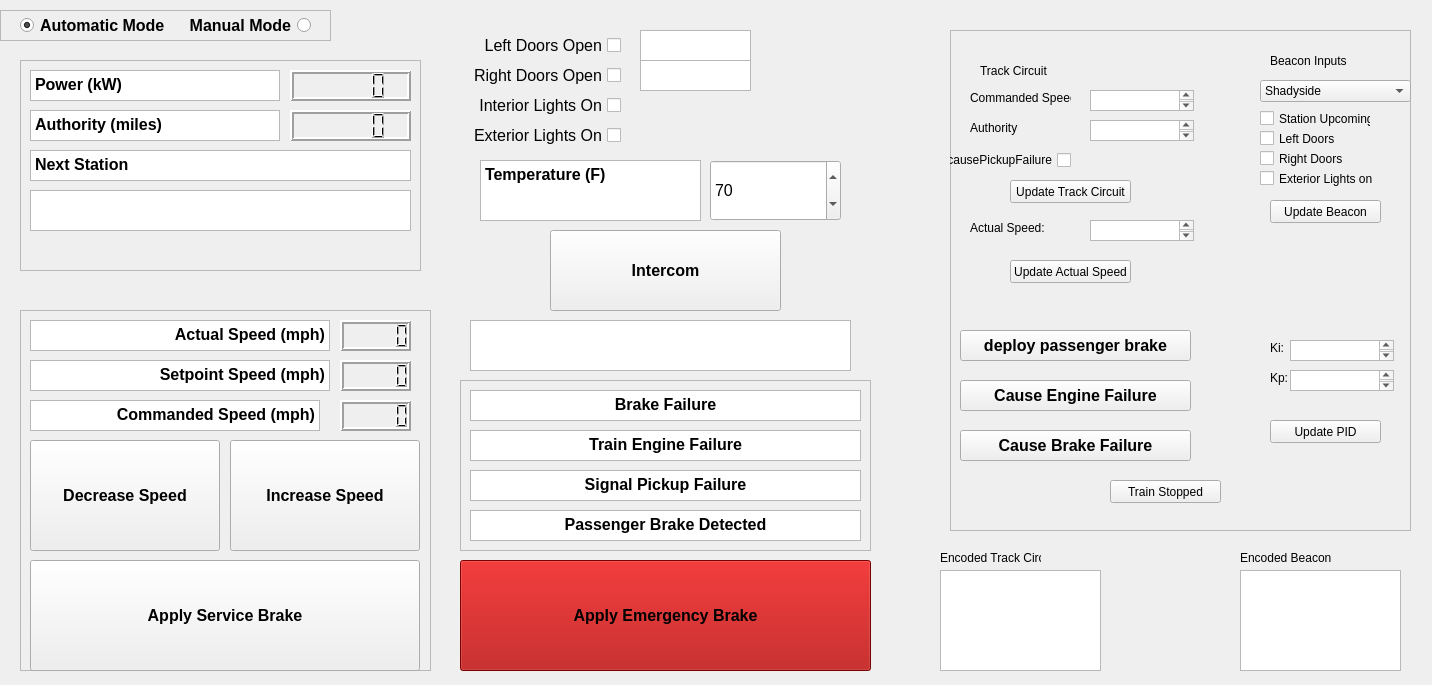
Prem-125/TRAINS, file DevEnv/src/TrainControllerSW/src/form.ui: the form before one commit.
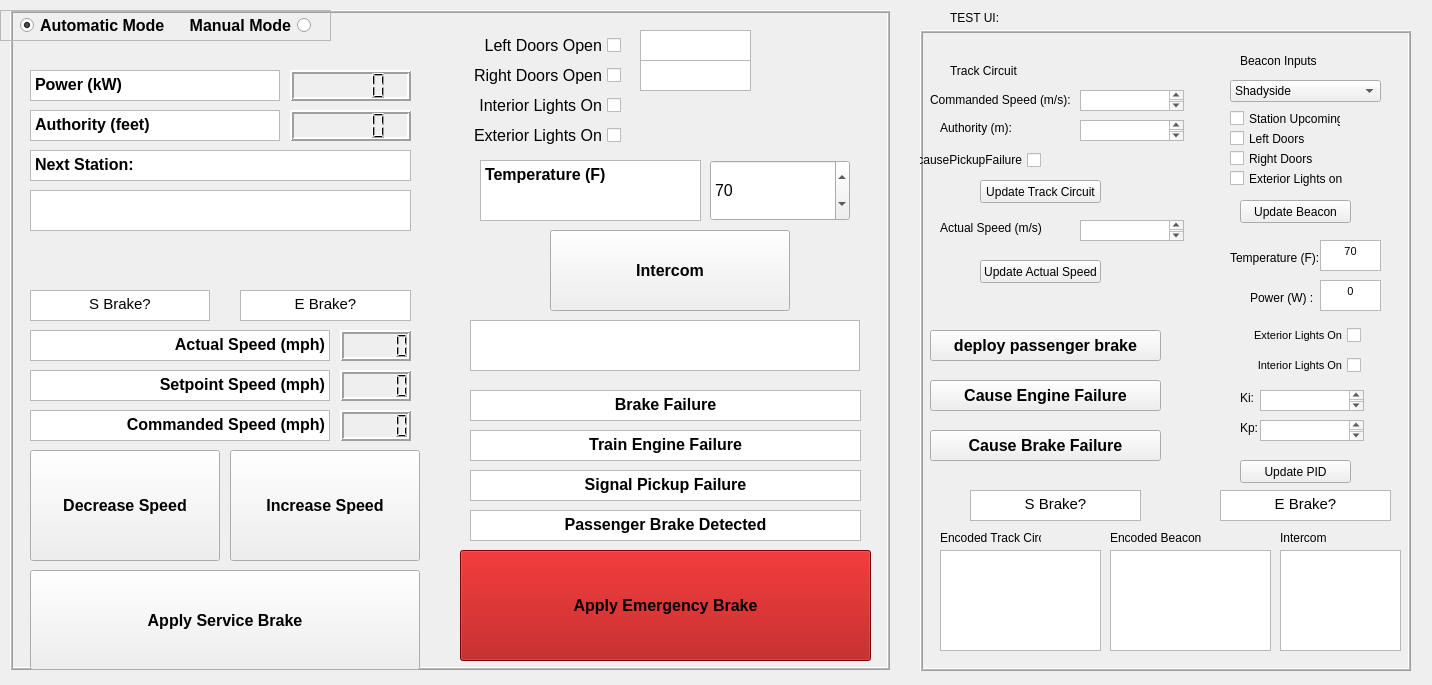
The form after the commit.

Diff of the .ui file:
```diff
--- a/DevEnv/src/TrainControllerSW/src/form.ui
+++ b/DevEnv/src/TrainControllerSW/src/form.ui
@@ -17,7 +17,7 @@
    <property name="geometry">
     <rect>
      <x>460</x>
-     <y>560</y>
+     <y>550</y>
      <width>411</width>
      <height>111</height>
     </rect>
@@ -44,7 +44,7 @@
     <rect>
      <x>470</x>
      <y>30</y>
-     <width>381</width>
+     <width>401</width>
      <height>341</height>
     </rect>
    </property>
@@ -143,7 +143,7 @@
      <rect>
       <x>240</x>
       <y>130</y>
-      <width>131</width>
+      <width>140</width>
       <height>61</height>
      </rect>
     </property>
@@ -188,7 +188,7 @@
      <rect>
       <x>80</x>
       <y>200</y>
-      <width>231</width>
+      <width>240</width>
       <height>81</height>
      </rect>
     </property>
@@ -208,7 +208,7 @@
      <rect>
       <x>0</x>
       <y>290</y>
-      <width>381</width>
+      <width>390</width>
       <height>51</height>
      </rect>
     </property>
@@ -238,13 +238,13 @@
    <property name="geometry">
     <rect>
      <x>20</x>
-     <y>310</y>
+     <y>250</y>
      <width>411</width>
-     <height>361</height>
+     <height>421</height>
     </rect>
    </property>
    <property name="frameShape">
-    <enum>QFrame::StyledPanel</enum>
+    <enum>QFrame::NoFrame</enum>
    </property>
    <property name="frameShadow">
     <enum>QFrame::Raised</enum>
@@ -253,7 +253,7 @@
     <property name="geometry">
      <rect>
       <x>10</x>
-      <y>50</y>
+      <y>120</y>
       <width>300</width>
       <height>31</height>
      </rect>
@@ -270,7 +270,7 @@
     <property name="geometry">
      <rect>
       <x>10</x>
-      <y>130</y>
+      <y>200</y>
       <width>190</width>
       <height>111</height>
      </rect>
@@ -293,7 +293,7 @@
     <property name="geometry">
      <rect>
       <x>10</x>
-      <y>10</y>
+      <y>80</y>
       <width>300</width>
       <height>31</height>
      </rect>
@@ -310,8 +310,8 @@
     <property name="geometry">
      <rect>
       <x>10</x>
-      <y>90</y>
-      <width>290</width>
+      <y>160</y>
+      <width>300</width>
       <height>31</height>
      </rect>
     </property>
@@ -327,7 +327,7 @@
     <property name="geometry">
      <rect>
       <x>320</x>
-      <y>10</y>
+      <y>80</y>
       <width>71</width>
       <height>31</height>
      </rect>
@@ -346,7 +346,7 @@
     <property name="geometry">
      <rect>
       <x>320</x>
-      <y>50</y>
+      <y>120</y>
       <width>71</width>
       <height>31</height>
      </rect>
@@ -365,9 +365,9 @@
     <property name="geometry">
      <rect>
       <x>10</x>
-      <y>250</y>
+      <y>320</y>
       <width>390</width>
-      <height>111</height>
+      <height>100</height>
      </rect>
     </property>
     <property name="font">
@@ -385,7 +385,7 @@
     <property name="geometry">
      <rect>
       <x>210</x>
-      <y>130</y>
+      <y>200</y>
       <width>190</width>
       <height>111</height>
      </rect>
@@ -408,7 +408,7 @@
     <property name="geometry">
      <rect>
       <x>320</x>
-      <y>90</y>
+      <y>160</y>
       <width>71</width>
       <height>31</height>
      </rect>
@@ -423,18 +423,55 @@
      <bool>false</bool>
     </property>
    </widget>
+   <widget class="QTextBrowser" name="textBrowser_8">
+    <property name="geometry">
+     <rect>
+      <x>220</x>
+      <y>40</y>
+      <width>171</width>
+      <height>31</height>
+     </rect>
+    </property>
+    <property name="html">
+     <string>&lt;!DOCTYPE HTML PUBLIC &quot;-//W3C//DTD HTML 4.0//EN&quot; &quot;http://www.w3.org/TR/REC-html40/strict.dtd&quot;&gt;
+&lt;html&gt;&lt;head&gt;&lt;meta name=&quot;qrichtext&quot; content=&quot;1&quot; /&gt;&lt;style type=&quot;text/css&quot;&gt;
+p, li { white-space: pre-wrap; }
+&lt;/style&gt;&lt;/head&gt;&lt;body style=&quot; font-family:'MS Shell Dlg 2'; font-size:8.25pt; font-weight:400; font-style:normal;&quot;&gt;
+&lt;p align=&quot;center&quot; style=&quot; margin-top:0px; margin-bottom:0px; margin-left:0px; margin-right:0px; -qt-block-indent:0; text-indent:0px;&quot;&gt;&lt;span style=&quot; font-size:11pt;&quot;&gt;E Brake?&lt;/span&gt;&lt;/p&gt;&lt;/body&gt;&lt;/html&gt;</string>
+    </property>
+   </widget>
+   <widget class="QTextBrowser" name="textBrowser_9">
+    <property name="geometry">
+     <rect>
+      <x>10</x>
+      <y>40</y>
+      <width>180</width>
+      <height>31</height>
+     </rect>
+    </property>
+    <property name="inputMethodHints">
+     <set>Qt::ImhMultiLine</set>
+    </property>
+    <property name="html">
+     <string>&lt;!DOCTYPE HTML PUBLIC &quot;-//W3C//DTD HTML 4.0//EN&quot; &quot;http://www.w3.org/TR/REC-html40/strict.dtd&quot;&gt;
+&lt;html&gt;&lt;head&gt;&lt;meta name=&quot;qrichtext&quot; content=&quot;1&quot; /&gt;&lt;style type=&quot;text/css&quot;&gt;
+p, li { white-space: pre-wrap; }
+&lt;/style&gt;&lt;/head&gt;&lt;body style=&quot; font-family:'MS Shell Dlg 2'; font-size:8.25pt; font-weight:400; font-style:normal;&quot;&gt;
+&lt;p align=&quot;center&quot; style=&quot; margin-top:0px; margin-bottom:0px; margin-left:0px; margin-right:0px; -qt-block-indent:0; text-indent:0px;&quot;&gt;&lt;span style=&quot; font-size:11pt;&quot;&gt;S Brake?&lt;/span&gt;&lt;/p&gt;&lt;/body&gt;&lt;/html&gt;</string>
+    </property>
+   </widget>
   </widget>
   <widget class="QFrame" name="travelParameters">
    <property name="geometry">
     <rect>
      <x>20</x>
      <y>60</y>
-     <width>401</width>
-     <height>211</height>
+     <width>411</width>
+     <height>191</height>
     </rect>
    </property>
    <property name="frameShape">
-    <enum>QFrame::StyledPanel</enum>
+    <enum>QFrame::NoFrame</enum>
    </property>
    <property name="frameShadow">
     <enum>QFrame::Raised</enum>
@@ -453,7 +490,7 @@
 &lt;html&gt;&lt;head&gt;&lt;meta name=&quot;qrichtext&quot; content=&quot;1&quot; /&gt;&lt;style type=&quot;text/css&quot;&gt;
 p, li { white-space: pre-wrap; }
 &lt;/style&gt;&lt;/head&gt;&lt;body style=&quot; font-family:'MS Shell Dlg 2'; font-size:8.25pt; font-weight:400; font-style:normal;&quot;&gt;
-&lt;p style=&quot; margin-top:0px; margin-bottom:0px; margin-left:0px; margin-right:0px; -qt-block-indent:0; text-indent:0px;&quot;&gt;&lt;span style=&quot; font-size:12pt; font-weight:600;&quot;&gt;Authority (miles)&lt;/span&gt;&lt;/p&gt;&lt;/body&gt;&lt;/html&gt;</string>
+&lt;p style=&quot; margin-top:0px; margin-bottom:0px; margin-left:0px; margin-right:0px; -qt-block-indent:0; text-indent:0px;&quot;&gt;&lt;span style=&quot; font-size:12pt; font-weight:600;&quot;&gt;Authority (feet)&lt;/span&gt;&lt;/p&gt;&lt;/body&gt;&lt;/html&gt;</string>
     </property>
    </widget>
    <widget class="QTextBrowser" name="textBrowser_6">
@@ -487,7 +524,7 @@
 &lt;html&gt;&lt;head&gt;&lt;meta name=&quot;qrichtext&quot; content=&quot;1&quot; /&gt;&lt;style type=&quot;text/css&quot;&gt;
 p, li { white-space: pre-wrap; }
 &lt;/style&gt;&lt;/head&gt;&lt;body style=&quot; font-family:'MS Shell Dlg 2'; font-size:8.25pt; font-weight:400; font-style:normal;&quot;&gt;
-&lt;p style=&quot; margin-top:0px; margin-bottom:0px; margin-left:0px; margin-right:0px; -qt-block-indent:0; text-indent:0px;&quot;&gt;&lt;span style=&quot; font-size:12pt; font-weight:600;&quot;&gt;Next Station&lt;/span&gt;&lt;/p&gt;&lt;/body&gt;&lt;/html&gt;</string>
+&lt;p style=&quot; margin-top:0px; margin-bottom:0px; margin-left:0px; margin-right:0px; -qt-block-indent:0; text-indent:0px;&quot;&gt;&lt;span style=&quot; font-size:12pt; font-weight:600;&quot;&gt;Next Station:&lt;/span&gt;&lt;/p&gt;&lt;/body&gt;&lt;/html&gt;</string>
     </property>
    </widget>
    <widget class="QLCDNumber" name="power">
@@ -622,7 +659,7 @@
     </rect>
    </property>
    <property name="frameShape">
-    <enum>QFrame::StyledPanel</enum>
+    <enum>QFrame::NoFrame</enum>
    </property>
    <property name="frameShadow">
     <enum>QFrame::Raised</enum>
@@ -711,18 +748,24 @@
   <widget class="QFrame" name="testing">
    <property name="geometry">
     <rect>
-     <x>950</x>
+     <x>920</x>
      <y>30</y>
-     <width>461</width>
-     <height>501</height>
+     <width>491</width>
+     <height>641</height>
     </rect>
    </property>
    <property name="frameShape">
-    <enum>QFrame::StyledPanel</enum>
+    <enum>QFrame::Box</enum>
    </property>
    <property name="frameShadow">
     <enum>QFrame::Raised</enum>
    </property>
+   <property name="lineWidth">
+    <number>1</number>
+   </property>
+   <property name="midLineWidth">
+    <number>1</number>
+   </property>
    <widget class="QPushButton" name="causePassenger">
     <property name="geometry">
      <rect>
@@ -746,7 +789,7 @@
    <widget class="QTextEdit" name="inputCommanded">
     <property name="geometry">
      <rect>
-      <x>140</x>
+      <x>160</x>
       <y>60</y>
       <width>104</width>
       <height>21</height>
@@ -762,7 +805,7 @@
    <widget class="QTextEdit" name="inputAuthority">
     <property name="geometry">
      <rect>
-      <x>140</x>
+      <x>160</x>
       <y>90</y>
       <width>104</width>
       <height>21</height>
@@ -775,14 +818,14 @@
    <widget class="QLabel" name="label">
     <property name="geometry">
      <rect>
-      <x>20</x>
+      <x>10</x>
       <y>60</y>
-      <width>101</width>
-      <height>16</height>
+      <width>141</width>
+      <height>20</height>
      </rect>
     </property>
     <property name="text">
-     <string>Commanded Speed:</string>
+     <string>Commanded Speed (m/s):</string>
     </property>
    </widget>
    <widget class="QLabel" name="label_2">
@@ -795,7 +838,7 @@
      </rect>
     </property>
     <property name="text">
-     <string>Authority</string>
+     <string>Authority (m):</string>
     </property>
    </widget>
    <widget class="QPushButton" name="updateTCFake">
@@ -821,13 +864,13 @@
      </rect>
     </property>
     <property name="text">
-     <string>Actual Speed:</string>
+     <string>Actual Speed (m/s):</string>
     </property>
    </widget>
    <widget class="QTextEdit" name="actualSpeed">
     <property name="geometry">
      <rect>
-      <x>140</x>
+      <x>160</x>
       <y>190</y>
       <width>104</width>
       <height>21</height>
@@ -857,7 +900,7 @@
     <property name="geometry">
      <rect>
       <x>340</x>
-      <y>310</y>
+      <y>360</y>
       <width>104</width>
       <height>21</height>
      </rect>
@@ -867,7 +910,7 @@
     <property name="geometry">
      <rect>
       <x>320</x>
-      <y>310</y>
+      <y>360</y>
       <width>16</width>
       <height>16</height>
      </rect>
@@ -880,7 +923,7 @@
     <property name="geometry">
      <rect>
       <x>320</x>
-      <y>340</y>
+      <y>390</y>
       <width>21</width>
       <height>16</height>
      </rect>
@@ -893,7 +936,7 @@
     <property name="geometry">
      <rect>
       <x>340</x>
-      <y>340</y>
+      <y>390</y>
       <width>104</width>
       <height>21</height>
      </rect>
@@ -1157,7 +1200,7 @@
     <property name="geometry">
      <rect>
       <x>320</x>
-      <y>390</y>
+      <y>430</y>
       <width>111</width>
       <height>23</height>
      </rect>
@@ -1166,66 +1209,266 @@
      <string>Update PID</string>
     </property>
    </widget>
-   <widget class="QPushButton" name="trainStopped">
+   <widget class="QTextBrowser" name="encodedTC">
     <property name="geometry">
      <rect>
-      <x>160</x>
-      <y>450</y>
-      <width>111</width>
-      <height>23</height>
+      <x>20</x>
+      <y>520</y>
+      <width>161</width>
+      <height>101</height>
      </rect>
     </property>
+   </widget>
+   <widget class="QTextBrowser" name="encodedBeacon">
+    <property name="geometry">
+     <rect>
+      <x>190</x>
+      <y>520</y>
+      <width>161</width>
+      <height>101</height>
+     </rect>
+    </property>
+   </widget>
+   <widget class="QLabel" name="label_16">
+    <property name="geometry">
+     <rect>
+      <x>190</x>
+      <y>500</y>
+      <width>101</width>
+      <height>16</height>
+     </rect>
+    </property>
     <property name="text">
-     <string>Train Stopped</string>
+     <string>Encoded Beacon</string>
     </property>
    </widget>
+   <widget class="QLabel" name="label_5">
+    <property name="geometry">
+     <rect>
+      <x>20</x>
+      <y>500</y>
+      <width>101</width>
+      <height>16</height>
+     </rect>
+    </property>
+    <property name="text">
+     <string>Encoded Track Circuit</string>
+    </property>
+   </widget>
+   <widget class="QTextBrowser" name="textBrowser_10">
+    <property name="geometry">
+     <rect>
+      <x>300</x>
+      <y>460</y>
+      <width>171</width>
+      <height>31</height>
+     </rect>
+    </property>
+    <property name="html">
+     <string>&lt;!DOCTYPE HTML PUBLIC &quot;-//W3C//DTD HTML 4.0//EN&quot; &quot;http://www.w3.org/TR/REC-html40/strict.dtd&quot;&gt;
+&lt;html&gt;&lt;head&gt;&lt;meta name=&quot;qrichtext&quot; content=&quot;1&quot; /&gt;&lt;style type=&quot;text/css&quot;&gt;
+p, li { white-space: pre-wrap; }
+&lt;/style&gt;&lt;/head&gt;&lt;body style=&quot; font-family:'MS Shell Dlg 2'; font-size:8.25pt; font-weight:400; font-style:normal;&quot;&gt;
+&lt;p align=&quot;center&quot; style=&quot; margin-top:0px; margin-bottom:0px; margin-left:0px; margin-right:0px; -qt-block-indent:0; text-indent:0px;&quot;&gt;&lt;span style=&quot; font-size:11pt;&quot;&gt;E Brake?&lt;/span&gt;&lt;/p&gt;&lt;/body&gt;&lt;/html&gt;</string>
+    </property>
+   </widget>
+   <widget class="QTextBrowser" name="textBrowser_11">
+    <property name="geometry">
+     <rect>
+      <x>50</x>
+      <y>460</y>
+      <width>171</width>
+      <height>31</height>
+     </rect>
+    </property>
+    <property name="html">
+     <string>&lt;!DOCTYPE HTML PUBLIC &quot;-//W3C//DTD HTML 4.0//EN&quot; &quot;http://www.w3.org/TR/REC-html40/strict.dtd&quot;&gt;
+&lt;html&gt;&lt;head&gt;&lt;meta name=&quot;qrichtext&quot; content=&quot;1&quot; /&gt;&lt;style type=&quot;text/css&quot;&gt;
+p, li { white-space: pre-wrap; }
+&lt;/style&gt;&lt;/head&gt;&lt;body style=&quot; font-family:'MS Shell Dlg 2'; font-size:8.25pt; font-weight:400; font-style:normal;&quot;&gt;
+&lt;p align=&quot;center&quot; style=&quot; margin-top:0px; margin-bottom:0px; margin-left:0px; margin-right:0px; -qt-block-indent:0; text-indent:0px;&quot;&gt;&lt;span style=&quot; font-size:11pt;&quot;&gt;S Brake?&lt;/span&gt;&lt;/p&gt;&lt;/body&gt;&lt;/html&gt;</string>
+    </property>
+   </widget>
+   <widget class="QTextBrowser" name="textBrowser_12">
+    <property name="geometry">
+     <rect>
+      <x>400</x>
+      <y>210</y>
+      <width>61</width>
+      <height>31</height>
+     </rect>
+    </property>
+    <property name="html">
+     <string>&lt;!DOCTYPE HTML PUBLIC &quot;-//W3C//DTD HTML 4.0//EN&quot; &quot;http://www.w3.org/TR/REC-html40/strict.dtd&quot;&gt;
+&lt;html&gt;&lt;head&gt;&lt;meta name=&quot;qrichtext&quot; content=&quot;1&quot; /&gt;&lt;style type=&quot;text/css&quot;&gt;
+p, li { white-space: pre-wrap; }
+&lt;/style&gt;&lt;/head&gt;&lt;body style=&quot; font-family:'MS Shell Dlg 2'; font-size:8.25pt; font-weight:400; font-style:normal;&quot;&gt;
+&lt;p align=&quot;center&quot; style=&quot; margin-top:0px; margin-bottom:0px; margin-left:0px; margin-right:0px; -qt-block-indent:0; text-indent:0px;&quot;&gt;70&lt;/p&gt;&lt;/body&gt;&lt;/html&gt;</string>
+    </property>
+   </widget>
+   <widget class="QLabel" name="label_8">
+    <property name="geometry">
+     <rect>
+      <x>310</x>
+      <y>220</y>
+      <width>101</width>
+      <height>16</height>
+     </rect>
+    </property>
+    <property name="text">
+     <string>Temperature (F):</string>
+    </property>
+   </widget>
+   <widget class="QTextBrowser" name="intercomFake">
+    <property name="geometry">
+     <rect>
+      <x>360</x>
+      <y>520</y>
+      <width>121</width>
+      <height>101</height>
+     </rect>
+    </property>
+    <property name="html">
+     <string>&lt;!DOCTYPE HTML PUBLIC &quot;-//W3C//DTD HTML 4.0//EN&quot; &quot;http://www.w3.org/TR/REC-html40/strict.dtd&quot;&gt;
+&lt;html&gt;&lt;head&gt;&lt;meta name=&quot;qrichtext&quot; content=&quot;1&quot; /&gt;&lt;style type=&quot;text/css&quot;&gt;
+p, li { white-space: pre-wrap; }
+&lt;/style&gt;&lt;/head&gt;&lt;body style=&quot; font-family:'MS Shell Dlg 2'; font-size:8.25pt; font-weight:400; font-style:normal;&quot;&gt;
+&lt;p style=&quot;-qt-paragraph-type:empty; margin-top:0px; margin-bottom:0px; margin-left:0px; margin-right:0px; -qt-block-indent:0; text-indent:0px;&quot;&gt;&lt;br /&gt;&lt;/p&gt;&lt;/body&gt;&lt;/html&gt;</string>
+    </property>
+   </widget>
+   <widget class="QLabel" name="label_17">
+    <property name="geometry">
+     <rect>
+      <x>360</x>
+      <y>500</y>
+      <width>101</width>
+      <height>16</height>
+     </rect>
+    </property>
+    <property name="text">
+     <string>Intercom</string>
+    </property>
+   </widget>
+   <widget class="QTextBrowser" name="textBrowser_17">
+    <property name="geometry">
+     <rect>
+      <x>400</x>
+      <y>250</y>
+      <width>61</width>
+      <height>31</height>
+     </rect>
+    </property>
+    <property name="html">
+     <string>&lt;!DOCTYPE HTML PUBLIC &quot;-//W3C//DTD HTML 4.0//EN&quot; &quot;http://www.w3.org/TR/REC-html40/strict.dtd&quot;&gt;
+&lt;html&gt;&lt;head&gt;&lt;meta name=&quot;qrichtext&quot; content=&quot;1&quot; /&gt;&lt;style type=&quot;text/css&quot;&gt;
+p, li { white-space: pre-wrap; }
+&lt;/style&gt;&lt;/head&gt;&lt;body style=&quot; font-family:'MS Shell Dlg 2'; font-size:8.25pt; font-weight:400; font-style:normal;&quot;&gt;
+&lt;p align=&quot;center&quot; style=&quot; margin-top:0px; margin-bottom:0px; margin-left:0px; margin-right:0px; -qt-block-indent:0; text-indent:0px;&quot;&gt;0&lt;/p&gt;&lt;/body&gt;&lt;/html&gt;</string>
+    </property>
+   </widget>
+   <widget class="QLabel" name="label_9">
+    <property name="geometry">
+     <rect>
+      <x>330</x>
+      <y>260</y>
+      <width>101</width>
+      <height>16</height>
+     </rect>
+    </property>
+    <property name="text">
+     <string>Power (W) :</string>
+    </property>
+   </widget>
+   <widget class="QCheckBox" name="exteriorLights_2">
+    <property name="geometry">
+     <rect>
+      <x>290</x>
+      <y>290</y>
+      <width>151</width>
+      <height>31</height>
+     </rect>
+    </property>
+    <property name="font">
+     <font>
+      <pointsize>8</pointsize>
+     </font>
+    </property>
+    <property name="layoutDirection">
+     <enum>Qt::RightToLeft</enum>
+    </property>
+    <property name="text">
+     <string>Exterior Lights On</string>
+    </property>
+    <property name="iconSize">
+     <size>
+      <width>16</width>
+      <height>16</height>
+     </size>
+    </property>
+   </widget>
+   <widget class="QCheckBox" name="interiorLights_2">
+    <property name="geometry">
+     <rect>
+      <x>290</x>
+      <y>320</y>
+      <width>151</width>
+      <height>31</height>
+     </rect>
+    </property>
+    <property name="font">
+     <font>
+      <pointsize>8</pointsize>
+     </font>
+    </property>
+    <property name="layoutDirection">
+     <enum>Qt::RightToLeft</enum>
+    </property>
+    <property name="text">
+     <string>Interior Lights On</string>
+    </property>
+   </widget>
   </widget>
-  <widget class="QTextBrowser" name="encodedTC">
+  <widget class="QLabel" name="label_3">
    <property name="geometry">
     <rect>
-     <x>940</x>
-     <y>570</y>
+     <x>950</x>
+     <y>10</y>
      <width>161</width>
-     <height>101</height>
-    </rect>
-   </property>
-  </widget>
-  <widget class="QLabel" name="label_5">
-   <property name="geometry">
-    <rect>
-     <x>940</x>
-     <y>550</y>
-     <width>101</width>
      <height>16</height>
     </rect>
    </property>
    <property name="text">
-    <string>Encoded Track Circuit</string>
+    <string>TEST UI:</string>
    </property>
   </widget>
-  <widget class="QTextBrowser" name="encodedBeacon">
+  <widget class="QFrame" name="frame">
    <property name="geometry">
     <rect>
-     <x>1240</x>
-     <y>570</y>
-     <width>161</width>
-     <height>101</height>
+     <x>10</x>
+     <y>10</y>
+     <width>880</width>
+     <height>660</height>
     </rect>
    </property>
-  </widget>
-  <widget class="QLabel" name="label_16">
-   <property name="geometry">
-    <rect>
-     <x>1240</x>
-     <y>550</y>
-     <width>101</width>
-     <height>16</height>
-    </rect>
+   <property name="frameShape">
+    <enum>QFrame::Box</enum>
    </property>
-   <property name="text">
-    <string>Encoded Beacon</string>
+   <property name="frameShadow">
+    <enum>QFrame::Raised</enum>
    </property>
+   <property name="midLineWidth">
+    <number>1</number>
+   </property>
   </widget>
+  <zorder>frame</zorder>
+  <zorder>emergencyBrake</zorder>
+  <zorder>trainStatus</zorder>
+  <zorder>speedSettings</zorder>
+  <zorder>travelParameters</zorder>
+  <zorder>operationMode</zorder>
+  <zorder>reportFailures</zorder>
+  <zorder>testing</zorder>
+  <zorder>label_3</zorder>
  </widget>
  <resources/>
  <connections/>
```
